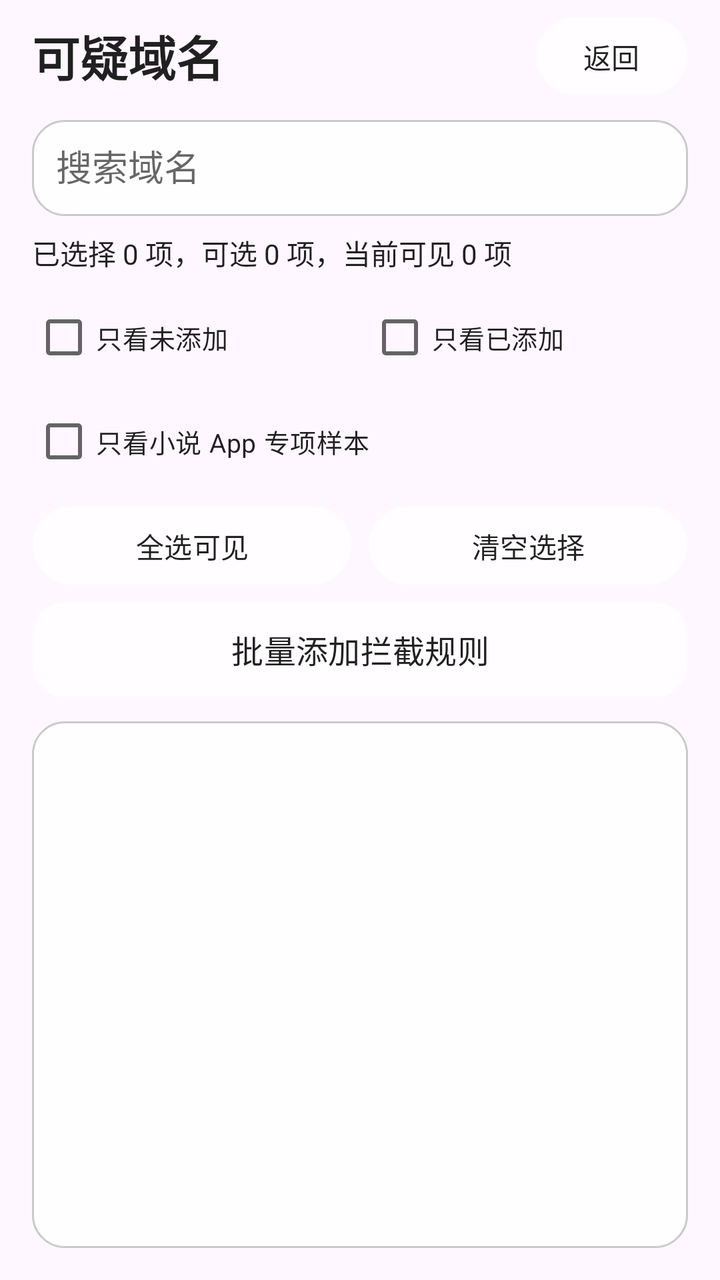
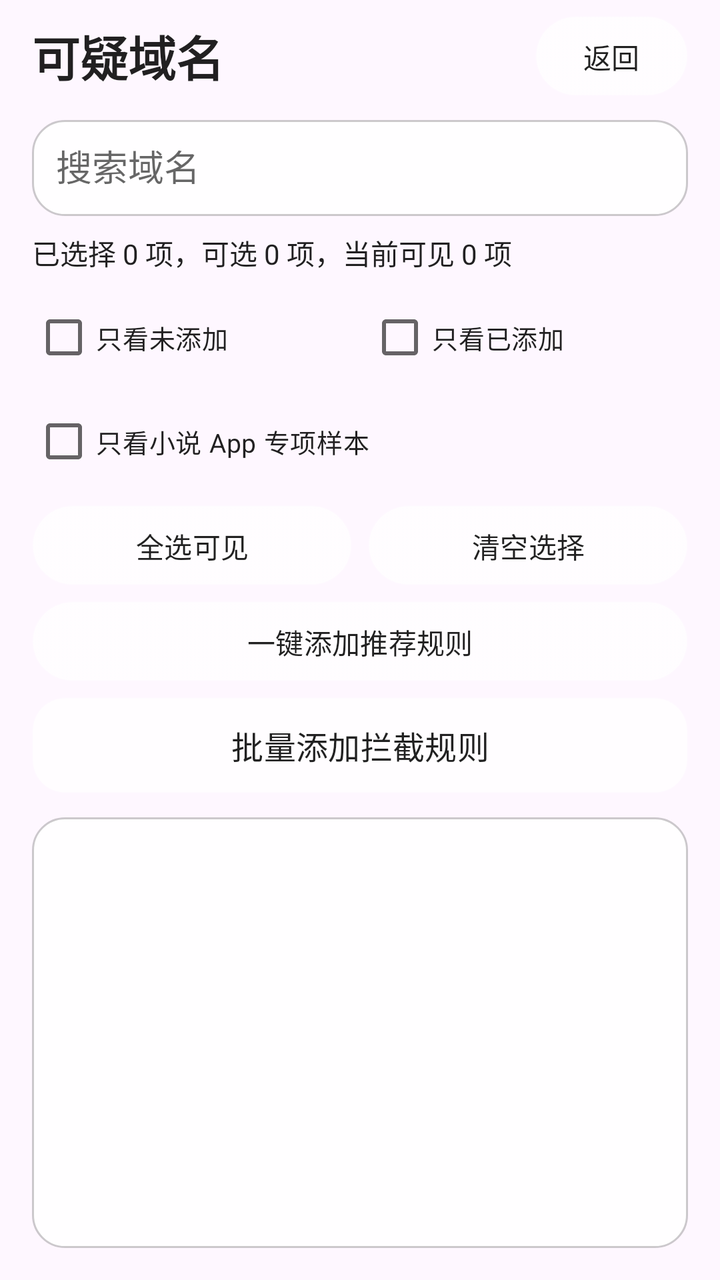

Compare the two renders of this Android layout. The source of the first and the diff that turns it into the second are given below.
<!-- AndroidManifest.xml: application theme Theme.HanFengAdBlock -->
<!-- res/layout/activity_suspicious_domains.xml -->
<?xml version="1.0" encoding="utf-8"?>
<LinearLayout xmlns:android="http://schemas.android.com/apk/res/android"
    android:id="@+id/rootLayout"
    android:layout_width="match_parent"
    android:layout_height="match_parent"
    android:orientation="vertical"
    android:paddingLeft="16dp"
    android:paddingTop="8dp"
    android:paddingRight="16dp"
    android:paddingBottom="16dp">

    <LinearLayout
        android:layout_width="match_parent"
        android:layout_height="wrap_content"
        android:gravity="center_vertical"
        android:orientation="horizontal">

        <TextView
            android:layout_width="0dp"
            android:layout_height="wrap_content"
            android:layout_weight="1"
            android:text="可疑域名"
            android:textColor="@color/hf_text_primary"
            android:textSize="24sp"
            android:textStyle="bold" />

        <Button
            android:id="@+id/btnBack"
            android:layout_width="wrap_content"
            android:layout_height="40dp"
            android:background="@drawable/bg_button"
            android:backgroundTint="@null"
            android:minWidth="64dp"
            android:text="返回"
            android:textAllCaps="false"
            android:textColor="@color/hf_text_primary" />
    </LinearLayout>

    <EditText
        android:id="@+id/searchInput"
        android:layout_width="match_parent"
        android:layout_height="48dp"
        android:layout_marginTop="12dp"
        android:background="@drawable/bg_panel"
        android:hint="搜索域名"
        android:padding="12dp"
        android:textColor="@color/hf_text_primary"
        android:textColorHint="@color/hf_text_secondary" />

    <TextView
        android:id="@+id/selectionSummary"
        android:layout_width="match_parent"
        android:layout_height="wrap_content"
        android:layout_marginTop="8dp"
        android:text="已选择 0 项，可选 0 项，当前可见 0 项"
        android:textColor="@color/hf_text_primary"
        android:textSize="14sp" />

    <LinearLayout
        android:layout_width="match_parent"
        android:layout_height="wrap_content"
        android:layout_marginTop="8dp"
        android:gravity="center_vertical"
        android:orientation="horizontal">

        <CheckBox
            android:id="@+id/checkOnlyUnadded"
            android:layout_width="0dp"
            android:layout_height="wrap_content"
            android:layout_weight="1"
            android:buttonTint="@color/hf_checkbox_tint"
            android:text="只看未添加"
            android:textColor="@color/hf_text_primary"
            android:textSize="13sp" />

        <Space
            android:layout_width="8dp"
            android:layout_height="1dp" />

        <CheckBox
            android:id="@+id/checkOnlyAdded"
            android:layout_width="0dp"
            android:layout_height="wrap_content"
            android:layout_weight="1"
            android:buttonTint="@color/hf_checkbox_tint"
            android:text="只看已添加"
            android:textColor="@color/hf_text_primary"
            android:textSize="13sp" />
    </LinearLayout>

    <CheckBox
        android:id="@+id/checkOnlyNovelApps"
        android:layout_width="match_parent"
        android:layout_height="wrap_content"
        android:layout_marginTop="4dp"
        android:buttonTint="@color/hf_checkbox_tint"
        android:text="只看小说 App 专项样本"
        android:textColor="@color/hf_text_primary"
        android:textSize="13sp" />

    <LinearLayout
        android:layout_width="match_parent"
        android:layout_height="wrap_content"
        android:layout_marginTop="8dp"
        android:orientation="horizontal">

        <Button
            android:id="@+id/btnSelectVisible"
            android:layout_width="0dp"
            android:layout_height="40dp"
            android:layout_weight="1"
            android:background="@drawable/bg_button"
            android:backgroundTint="@null"
            android:text="全选可见"
            android:textAllCaps="false"
            android:textColor="@color/hf_text_primary"
            android:textSize="14sp" />

        <Space
            android:layout_width="8dp"
            android:layout_height="1dp" />

        <Button
            android:id="@+id/btnClearSelection"
            android:layout_width="0dp"
            android:layout_height="40dp"
            android:layout_weight="1"
            android:background="@drawable/bg_button"
            android:backgroundTint="@null"
            android:text="清空选择"
            android:textAllCaps="false"
            android:textColor="@color/hf_text_primary"
            android:textSize="14sp" />
    </LinearLayout>

    <Button
        android:id="@+id/btnAddSelected"
        android:layout_width="match_parent"
        android:layout_height="48dp"
        android:layout_marginTop="8dp"
        android:background="@drawable/bg_panel"
        android:backgroundTint="@null"
        android:text="批量添加拦截规则"
        android:textAllCaps="false"
        android:textColor="@color/hf_text_primary"
        android:textSize="16sp" />

    <TextView
        android:id="@+id/emptyText"
        android:layout_width="match_parent"
        android:layout_height="wrap_content"
        android:layout_marginTop="12dp"
        android:gravity="center"
        android:text="暂无可疑域名"
        android:textColor="@color/hf_text_secondary"
        android:textSize="14sp"
        android:visibility="gone" />

    <androidx.recyclerview.widget.RecyclerView
        android:id="@+id/list"
        android:layout_width="match_parent"
        android:layout_height="0dp"
        android:layout_marginTop="12dp"
        android:layout_weight="1"
        android:background="@drawable/bg_panel"
        android:clipToPadding="false"
        android:padding="8dp" />

</LinearLayout>
<!-- resources referenced by this layout -->
<resources>
  <color name="hf_text_primary">#DE000000</color>
  <color name="hf_text_secondary">#99000000</color>
  <!-- drawable bg_button (drawable) -->
  <?xml version="1.0" encoding="utf-8"?>
  <selector xmlns:android="http://schemas.android.com/apk/res/android">
      <item android:state_pressed="true" android:drawable="@drawable/bg_button_pressed" />
      <item android:state_focused="true" android:drawable="@drawable/bg_button_pressed" />
      <item android:state_selected="true" android:drawable="@drawable/bg_button_pressed" />
      <item android:drawable="@drawable/bg_button_default" />
  </selector>
  <!-- drawable bg_panel (drawable) -->
  <?xml version="1.0" encoding="utf-8"?>
  <shape xmlns:android="http://schemas.android.com/apk/res/android">
      <solid android:color="@color/hf_surface" />
      <corners android:radius="16dp" />
      <stroke
          android:width="1dp"
          android:color="@color/hf_border" />
  </shape>
  <style name="Theme.HanFengAdBlock" parent="Theme.Material3.Light.NoActionBar">
          <item name="android:windowTranslucentStatus">false</item>
          <item name="android:statusBarColor">@android:color/transparent</item>
          <item name="android:windowLightStatusBar" tools:targetApi="m">true</item>
          <item name="android:navigationBarColor">@android:color/transparent</item>
          <item name="android:windowLayoutInDisplayCutoutMode">shortEdges</item>
          <item name="colorPrimary">@color/hf_text_primary</item>
          <item name="colorSurface">@color/hf_surface</item>
          <item name="android:colorButtonNormal">@color/hf_surface</item>
          <item name="colorButtonNormal">@color/hf_surface</item>
          <item name="buttonStyle">@style/Widget.HanFeng.Button</item>
          <item name="android:buttonStyle">@style/Widget.HanFeng.Button</item>
          <item name="materialButtonStyle">@style/Widget.HanFeng.MaterialButton</item>
      </style>
  <!-- drawable bg_button_pressed (drawable) -->
  <?xml version="1.0" encoding="utf-8"?>
  <shape xmlns:android="http://schemas.android.com/apk/res/android">
      <solid android:color="@color/hf_surface_strong" />
      <corners android:radius="30dp" />
      <stroke
          android:width="1dp"
          android:color="@color/hf_border" />
  </shape>
  <!-- drawable bg_button_default (drawable) -->
  <?xml version="1.0" encoding="utf-8"?>
  <shape xmlns:android="http://schemas.android.com/apk/res/android">
      <solid android:color="@color/hf_surface" />
      <corners android:radius="30dp" />
      <stroke
          android:width="1dp"
          android:color="@color/hf_border" />
  </shape>
  <color name="hf_surface">#D9FFFFFF</color>
  <color name="hf_border">#33000000</color>
  <style name="Widget.HanFeng.Button" parent="Widget.AppCompat.Button">
          <item name="android:background">@drawable/bg_panel</item>
          <item name="android:backgroundTint">@null</item>
          <item name="backgroundTint">@null</item>
          <item name="android:textColor">@color/hf_text_primary</item>
          <item name="android:textAllCaps">false</item>
          <item name="android:minHeight">0dp</item>
          <item name="android:minWidth">0dp</item>
          <item name="android:paddingLeft">16dp</item>
          <item name="android:paddingRight">16dp</item>
      </style>
  <style name="Widget.HanFeng.MaterialButton" parent="Widget.Material3.Button">
          <item name="android:background">@drawable/bg_panel</item>
          <item name="backgroundTint">@color/hf_surface</item>
          <item name="strokeColor">@color/hf_border</item>
          <item name="strokeWidth">1dp</item>
          <item name="android:textColor">@color/hf_text_primary</item>
          <item name="android:textAllCaps">false</item>
          <item name="cornerRadius">16dp</item>
      </style>
  <color name="hf_surface_strong">#E8FFFFFF</color>
</resources>

<!-- the commit's change to res/layout/activity_suspicious_domains.xml (unified diff, before → after) -->
@@ -134,6 +134,18 @@
     </LinearLayout>
 
     <Button
+        android:id="@+id/btnAddRecommended"
+        android:layout_width="match_parent"
+        android:layout_height="40dp"
+        android:layout_marginTop="8dp"
+        android:background="@drawable/bg_button"
+        android:backgroundTint="@null"
+        android:text="一键添加推荐规则"
+        android:textAllCaps="false"
+        android:textColor="@color/hf_text_primary"
+        android:textSize="14sp" />
+
+    <Button
         android:id="@+id/btnAddSelected"
         android:layout_width="match_parent"
         android:layout_height="48dp"
